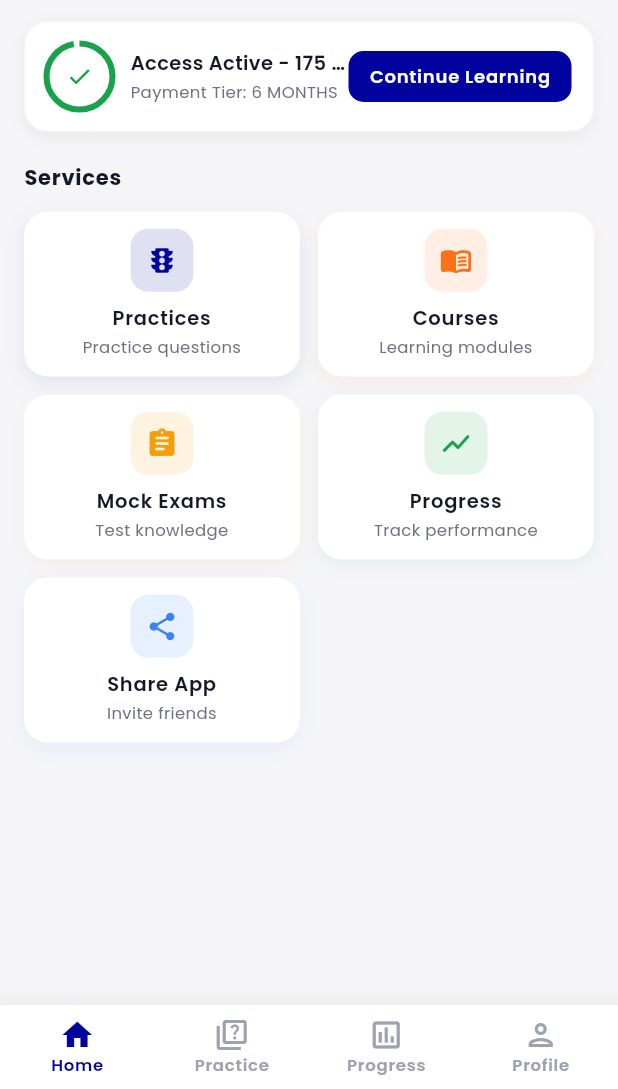
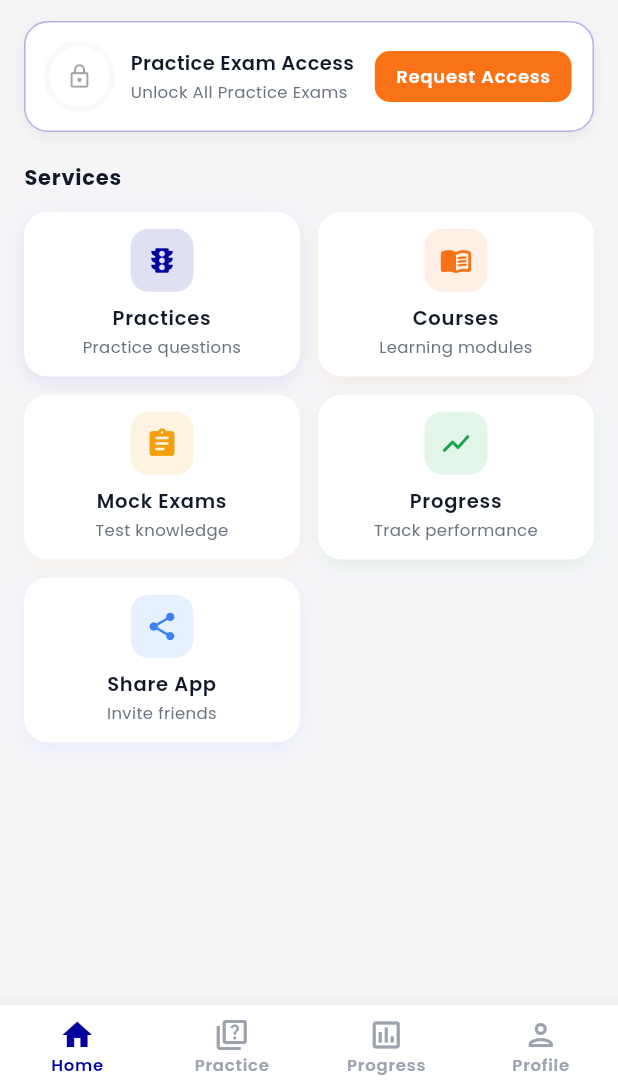
Before and after one commit to codetraildevs/driving_exam_prep_app_ui, a Flutter app: the HomePage screen opened by its route, on a phone screen of 412 x 824 dp, the part 147-1236 px from its top. Run offline on Flutter 3.47's test engine with Material 3 defaults, Android fonts, the phone set to English and light mode, and no system bars; our stand-ins replace device_info_plus, flutter_bloc, go_router, google_fonts, shared_preferences; accounts and stored records are empty; network calls fail.

Commit message:
Fix subscription userId, access gate, offline-first subscription refresh, home access card
Co-authored-by: codetraildevs <230522764+codetraildevs@users.noreply.github.com>

```diff
--- a/lib/features/admin/presentation/pages/admin_dashboard_page.dart
+++ b/lib/features/admin/presentation/pages/admin_dashboard_page.dart
@@ -538,7 +538,7 @@ class _AdminDashboardPageState extends State<AdminDashboardPage>
   Widget _sectionHeader(String title) {
     return Text(
       title,
-      style: AppTextStyles.heading5.copyWith(color: AppColors.textPrimary),
+      style: AppTextStyles.heading5,
     );
   }
 }
@@ -671,7 +671,7 @@ class _ActionCardWide extends StatelessWidget {
                 children: [
                   Text(
                     title,
-                    style: AppTextStyles.heading6.copyWith(color: AppColors.textPrimary),
+                    style: AppTextStyles.heading6,
                   ),
                   const SizedBox(height: 3),
                   Text(
--- a/lib/features/auth/presentation/pages/landing_page.dart
+++ b/lib/features/auth/presentation/pages/landing_page.dart
@@ -268,14 +268,14 @@ class LandingPage extends StatelessWidget {
       height: size,
       decoration: BoxDecoration(
         color: isLight
-            ? Colors.white.withOpacity(0.15)
+            ? AppColors.textInverse.withOpacity(0.15)
             : AppColors.primary.withOpacity(0.1),
         borderRadius: BorderRadius.circular(18),
       ),
       child: Icon(
         Icons.traffic,
         size: size * 0.5,
-        color: isLight ? Colors.white : AppColors.primary,
+        color: isLight ? AppColors.textInverse : AppColors.primary,
       ),
     );
   }
--- a/lib/features/home/presentation/pages/home_page.dart
+++ b/lib/features/home/presentation/pages/home_page.dart
@@ -2,11 +2,13 @@ import 'package:flutter/material.dart';
 import 'package:flutter/services.dart';
 import 'package:flutter_bloc/flutter_bloc.dart';
 import 'package:go_router/go_router.dart';
+import 'package:provider/provider.dart';
 
 import '../../../../config/theme/app_colors.dart';
 import '../../../../config/theme/app_text_styles.dart';
 import '../../../../l10n/generated/app_localizations.dart';
 import '../../../auth/presentation/bloc/auth_bloc.dart';
+import '../../../../shared/subscription/subscription_provider.dart';
 
 class HomePage extends StatelessWidget {
   const HomePage({Key? key}) : super(key: key);
@@ -44,7 +46,6 @@ class HomePage extends StatelessWidget {
                    l10n.homeServices,
                       style: AppTextStyles.labelLarge.copyWith(
                         fontWeight: FontWeight.w700,
-                        color: AppColors.textPrimary,
                       ),
                     ),
                     const SizedBox(height: 12),
@@ -159,16 +160,45 @@ class _CompactAccessCard extends StatelessWidget {
 
   @override
   Widget build(BuildContext context) {
-    const int daysLeft = 175;
-    const int totalDays = 180;
-    const progress = daysLeft / totalDays;
+    final sub = context.watch<SubscriptionProvider>();
+    final hasAccess = sub.hasActiveAccess;
+    final expiresAt = sub.expiresAt;
 
-    return Container(
+    // Compute days left for progress ring.
+    int daysLeft = 0;
+    int totalDays = 180;
+    if (hasAccess && expiresAt != null) {
+      daysLeft = expiresAt.difference(DateTime.now()).inDays.clamp(0, 9999);
+      // Guess total days from tier label if available.
+      final tier = sub.paymentTier ?? '';
+      if (tier.contains('1_MONTH')) totalDays = 30;
+      else if (tier.contains('3_MONTH')) totalDays = 90;
+      else totalDays = 180;
+    }
+    final progress = hasAccess && totalDays > 0
+        ? (daysLeft / totalDays).clamp(0.0, 1.0)
+        : 0.0;
+
+    final tierLabel = () {
+      final t = sub.paymentTier ?? '';
+      if (t.contains('1_MONTH')) return '1 MONTH';
+      if (t.contains('3_MONTH')) return '3 MONTHS';
+      if (t.contains('6_MONTH')) return '6 MONTHS';
+      return t.isEmpty ? '' : t;
+    }();
+
+    return GestureDetector(
+      onTap: hasAccess ? null : () => context.push('/subscription'),
+      child: Container(
         padding: const EdgeInsets.all(14),
         decoration: BoxDecoration(
           color: Theme.of(context).colorScheme.surface,
           borderRadius: BorderRadius.circular(16),
-        border: Border.all(color: Theme.of(context).colorScheme.outline.withOpacity(0.2)),
+          border: Border.all(
+            color: hasAccess
+                ? AppColors.success.withOpacity(0.3)
+                : AppColors.primary.withOpacity(0.3),
+          ),
           boxShadow: [
             BoxShadow(
               color: Theme.of(context).shadowColor.withOpacity(0.05),
@@ -179,7 +209,7 @@ class _CompactAccessCard extends StatelessWidget {
         ),
         child: Row(
           children: [
-          // Circular progress
+            // Circular indicator
             SizedBox(
               width: 44,
               height: 44,
@@ -187,14 +217,24 @@ class _CompactAccessCard extends StatelessWidget {
                 fit: StackFit.expand,
                 children: [
                   CircularProgressIndicator(
-                  value: progress,
+                    value: hasAccess ? progress : 0.0,
                     strokeWidth: 4,
-                  backgroundColor: Theme.of(context).colorScheme.outline.withOpacity(0.15),
-                  valueColor:
-                      AlwaysStoppedAnimation<Color>(Theme.of(context).colorScheme.tertiary),
+                    backgroundColor:
+                        Theme.of(context).colorScheme.outline.withOpacity(0.15),
+                    valueColor: AlwaysStoppedAnimation<Color>(
+                      hasAccess
+                          ? AppColors.success
+                          : Theme.of(context).colorScheme.outline,
+                    ),
                   ),
                   Center(
-                  child: Icon(Icons.check, color: Theme.of(context).colorScheme.tertiary, size: 18),
+                    child: Icon(
+                      hasAccess ? Icons.check : Icons.lock_outline,
+                      color: hasAccess
+                          ? AppColors.success
+                          : Theme.of(context).colorScheme.onSurface.withOpacity(0.4),
+                      size: 18,
+                    ),
                   ),
                 ],
               ),
@@ -207,7 +247,9 @@ class _CompactAccessCard extends StatelessWidget {
                 crossAxisAlignment: CrossAxisAlignment.start,
                 children: [
                   Text(
-                  l10n.homeAccessActive(daysLeft),
+                    hasAccess
+                        ? l10n.homeAccessActive(daysLeft)
+                        : l10n.subscriptionTitle,
                     style: AppTextStyles.bodySmall.copyWith(
                       fontWeight: FontWeight.w600,
                       fontSize: 13,
@@ -217,7 +259,9 @@ class _CompactAccessCard extends StatelessWidget {
                   ),
                   const SizedBox(height: 2),
                   Text(
-                  l10n.homePaymentTier('6 MONTHS'),
+                    hasAccess && tierLabel.isNotEmpty
+                        ? l10n.homePaymentTier(tierLabel)
+                        : l10n.subscriptionSubtitle,
                     style: AppTextStyles.bodySmall.copyWith(
                       color: AppColors.textSecondary,
                       fontSize: 11,
@@ -229,9 +273,16 @@ class _CompactAccessCard extends StatelessWidget {
 
             // CTA chip
             FilledButton(
-            onPressed: () {},
+              onPressed: () {
+                if (hasAccess) {
+                  context.push('/practice');
+                } else {
+                  context.push('/subscription');
+                }
+              },
               style: FilledButton.styleFrom(
-              backgroundColor: AppColors.primary,
+                backgroundColor:
+                    hasAccess ? AppColors.primary : AppColors.accent,
                 padding: const EdgeInsets.symmetric(horizontal: 14, vertical: 8),
                 shape: RoundedRectangleBorder(
                     borderRadius: BorderRadius.circular(10)),
@@ -239,11 +290,12 @@ class _CompactAccessCard extends StatelessWidget {
                 tapTargetSize: MaterialTapTargetSize.shrinkWrap,
               ),
               child: Text(
-              l10n.homeContinueLearning,
+                hasAccess ? l10n.homeContinueLearning : l10n.subscriptionRequestAccess,
                 style: const TextStyle(fontSize: 12, color: AppColors.textInverse),
               ),
             ),
           ],
+        ),
       ),
     );
   }
```
Also changed, not shown: lib/features/profile/presentation/pages/profile_page.dart (+25 -1 lines), lib/features/subscription/presentation/pages/subscription_page.dart (+16 -0 lines), lib/main.dart (+28 -1 lines), lib/shared/subscription/subscription_provider.dart (+10 -2 lines). Lines whose indentation alone changed are shown as unchanged.
